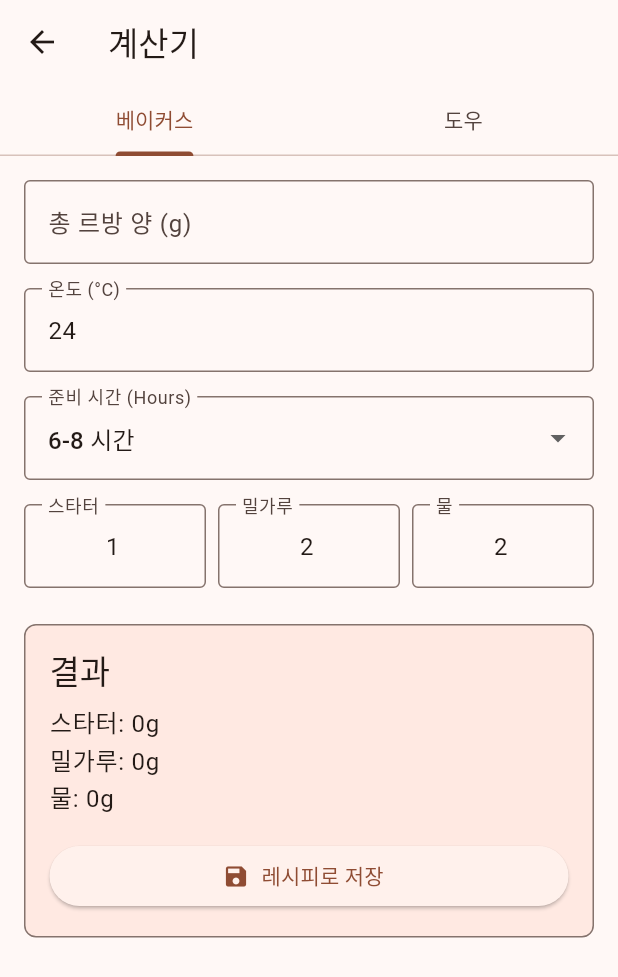
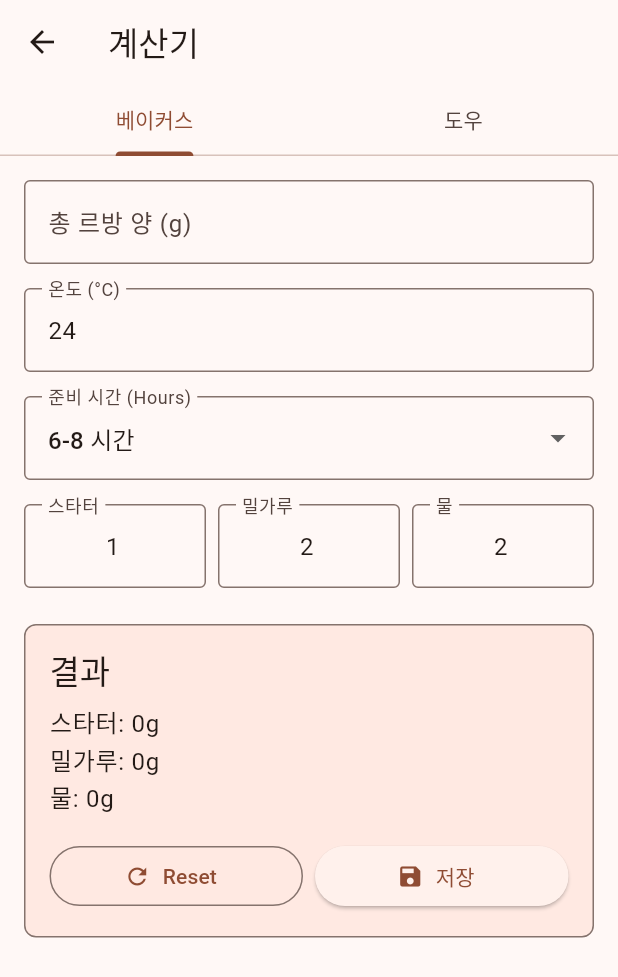
Before and after one commit to youp-han/cooking_timer, a Flutter app: the CalculatorTabScreen screen opened directly, on a phone screen of 412 x 824 dp. Shown: the top 977 px of the screen. Run offline on Flutter 3.47's test engine with Material 3 defaults, Android fonts, the phone set to English and light mode, and no system bars; our stand-ins replace drift, flutter_local_notifications, package_info_plus; missing offline and left inert: flutter_background_service, flutter_background_service_android; accounts and stored records are empty; generated files the repository leaves out were written again; Roboto replaces fonts that are missing (Pretendard).

Commit message:
feature added: 초기화 버튼 추가.
  1. 베이커스 계산기 (calculator_screen.dart)

  추가된 기능:
  - _reset() 메서드: 모든 입력 필드를 초기값으로 되돌립니다
    - 총 르방 양: 비움
    - 온도: 24°C
    - 준비 시간: 6-8 시간
    - 비율: 스타터 1, 밀가루 2, 물 2
    - 결과: 모두 0

  UI 변경:
  - 결과 박스의 저장 버튼을 Row로 변경
  - Reset 버튼 (OutlinedButton) + 저장 버튼을 나란히 배치

  2. 도우 계산기 (dough_calculator_screen.dart)

  추가된 기능:
  - _reset() 메서드: 모든 입력 필드와 동적 리스트를 초기화
    - 총 도우 무게: 비움
    - 물/소금/르방 %: 70%, 2%, 20%
    - 모든 g 필드: 비움
    - 밀가루 아이템: '밀가루1' 하나만 남기고 모두 제거
    - 추가 재료: 모두 제거
    - 계산 모드: '총 도우 기준'으로 리셋
    - 결과: 모두 0

  UI 변경:
  - 저장 버튼을 Row로 변경
  - Reset 버튼 (OutlinedButton) + 저장 버튼을 나란히 배치

```diff
--- a/cooking_timer_app/lib/screens/calculator_screen.dart
+++ b/cooking_timer_app/lib/screens/calculator_screen.dart
@@ -69,6 +69,18 @@ class _CalculatorScreenState extends State<CalculatorScreen> {
         'flour': (totalStarter * flourRatio / totalRatio).round(),
         'water': (totalStarter * waterRatio / totalRatio).round(),
       };
+    });
+  }
+
+  void _reset() {
+    setState(() {
+      _totalStarterCtrl.clear();
+      _starterRatioCtrl.text = '1';
+      _flourRatioCtrl.text = '2';
+      _waterRatioCtrl.text = '2';
+      _temperatureCtrl.text = '24';
+      _selectedTimeframe = '6-8';
+      _result = {'starter': 0, 'flour': 0, 'water': 0};
     });
   }
 
@@ -218,6 +230,7 @@ class _CalculatorScreenState extends State<CalculatorScreen> {
               _ResultBox(
                 result: _result,
                 onSave: () => _showSaveRecipeDialog(),
+                onReset: _reset,
               ),
             ],
           ),
@@ -249,8 +262,9 @@ class _CalculatorScreenState extends State<CalculatorScreen> {
 class _ResultBox extends StatelessWidget {
   final Map<String, int> result;
   final VoidCallback onSave;
+  final VoidCallback onReset;
 
-  const _ResultBox({required this.result, required this.onSave});
+  const _ResultBox({required this.result, required this.onSave, required this.onReset});
 
   @override
   Widget build(BuildContext context) {
@@ -272,13 +286,24 @@ class _ResultBox extends StatelessWidget {
           Text('밀가루: ${result['flour']}g', style: theme.textTheme.bodyLarge),
           Text('물: ${result['water']}g', style: theme.textTheme.bodyLarge),
           const SizedBox(height: 16),
-          SizedBox(
-            width: double.infinity,
-            child: ElevatedButton.icon(
-              onPressed: onSave,
-              icon: const Icon(Icons.save),
-              label: const Text('레시피로 저장'),
-            ),
+          Row(
+            children: [
+              Expanded(
+                child: OutlinedButton.icon(
+                  onPressed: onReset,
+                  icon: const Icon(Icons.refresh),
+                  label: const Text('Reset'),
+                ),
+              ),
+              const SizedBox(width: 8),
+              Expanded(
+                child: ElevatedButton.icon(
+                  onPressed: onSave,
+                  icon: const Icon(Icons.save),
+                  label: const Text('저장'),
+                ),
+              ),
+            ],
           ),
         ],
       ),
```
Also changed, not shown: cooking_timer_app/lib/screens/dough_calculator_screen.dart (+55 -7 lines).
